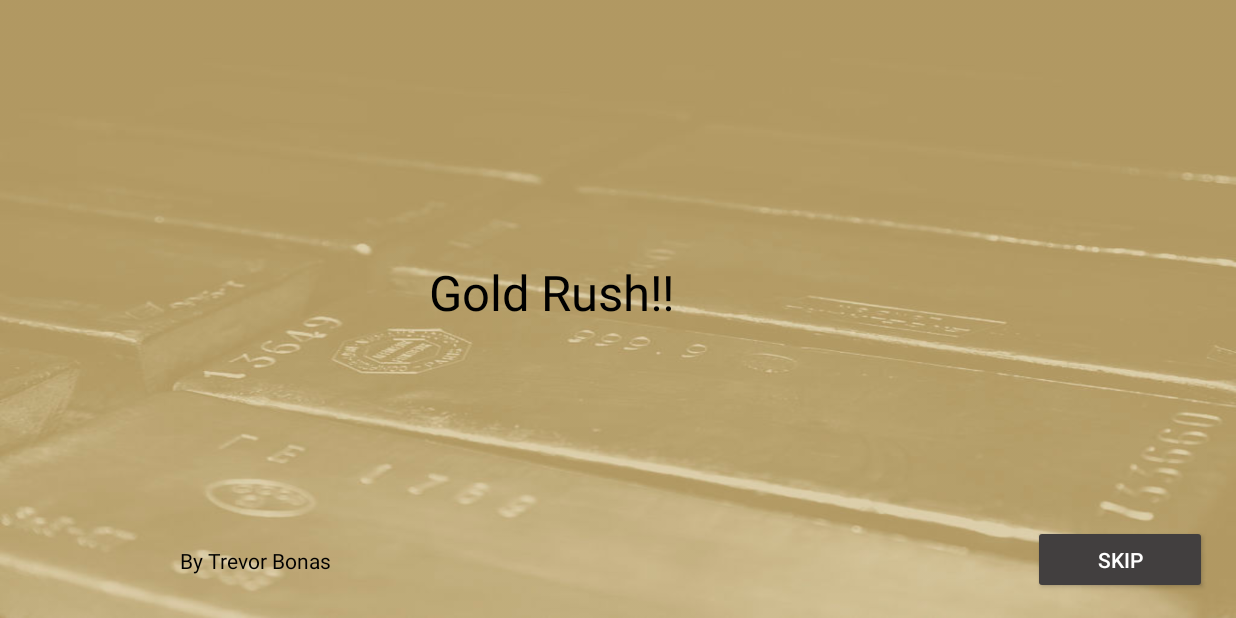
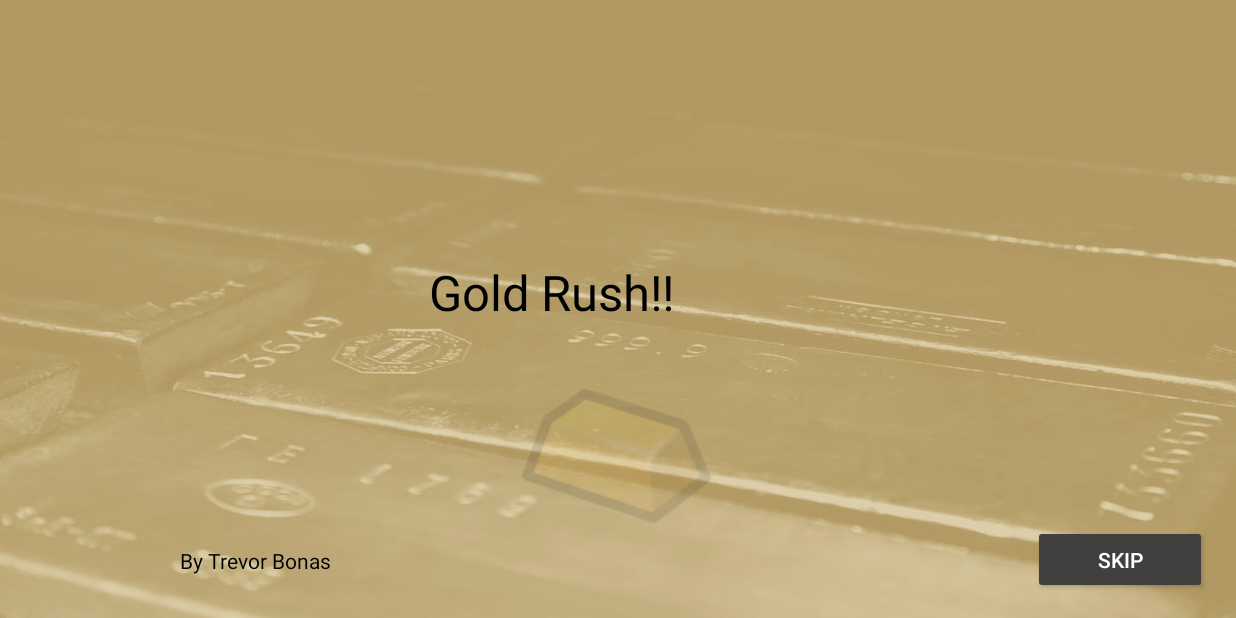
Before and after one commit to trevorbonas/Gold-Rush, an Android app: the IntroActivity screen opened directly, with no data from a screen before it, on a phone screen of 824 x 412 dp (held sideways). Run offline under Robolectric (Android 15) with nearby library versions, the phone set to English and light mode, and no system bars; Roboto replaces fonts that are not available here.

Commit message:
Add sound and improve help section

```diff
--- a/app/src/main/java/com/tbonas/mineseeker/IntroActivity.java
+++ b/app/src/main/java/com/tbonas/mineseeker/IntroActivity.java
@@ -7,6 +7,7 @@ import android.view.View;
 import android.view.animation.Animation;
 import android.view.animation.AnimationUtils;
 import android.widget.Button;
+import android.widget.ImageView;
 import android.widget.TextView;
 
 public class IntroActivity extends android.app.Activity {
@@ -46,8 +47,13 @@ public class IntroActivity extends android.app.Activity {
         });
 
         TextView title = findViewById(R.id.intro_title);
-        Animation title_animation = AnimationUtils.loadAnimation(this,
+        Animation titleAnimation = AnimationUtils.loadAnimation(this,
                 R.anim.intro_animation);
-        title.startAnimation(title_animation);
+        title.startAnimation(titleAnimation);
+
+        ImageView gold = findViewById(R.id.introGold);
+        Animation goldAnimation = AnimationUtils.loadAnimation(this,
+                R.anim.gold_animation);
+        gold.startAnimation(goldAnimation);
     }
 }
--- /dev/null
+++ b/app/src/main/res/anim/gold_animation.xml
@@ -0,0 +1,9 @@
+<?xml version="1.0" encoding="utf-8"?>
+<set xmlns:android="http://schemas.android.com/apk/res/android" android:interpolator
+    ="@android:anim/accelerate_decelerate_interpolator">
+    <alpha
+        android:duration="7000"
+        android:fromAlpha="0.1"
+        android:toAlpha="1.0">
+    </alpha>
+</set>
--- a/app/src/main/res/layout/activity_intro.xml
+++ b/app/src/main/res/layout/activity_intro.xml
@@ -45,4 +45,16 @@
         app:layout_constraintEnd_toStartOf="@+id/skip_button"
         app:layout_constraintTop_toBottomOf="@+id/intro_title" />
 
+    <ImageView
+        android:id="@+id/introGold"
+        android:layout_width="wrap_content"
+        android:layout_height="wrap_content"
+        android:src="@drawable/gold_rush_icon"
+        app:layout_constraintBottom_toBottomOf="parent"
+        app:layout_constraintEnd_toEndOf="parent"
+        app:layout_constraintHorizontal_bias="0.499"
+        app:layout_constraintStart_toStartOf="parent"
+        app:layout_constraintTop_toBottomOf="@+id/intro_title"
+        app:layout_constraintVertical_bias="0.234" />
+
 </androidx.constraintlayout.widget.ConstraintLayout>
--- a/app/src/main/res/layout/content_help.xml
+++ b/app/src/main/res/layout/content_help.xml
@@ -11,7 +11,7 @@
         android:id="@+id/textView3"
         android:layout_width="564dp"
         android:layout_height="286dp"
-        android:text="Playing\n\nTo play Gold Rush press the &quot;Play Game&quot; button on the main menu. The aim of the game is to find all the gold with the fewest tries. Pressing on a square will either show a number, which is the number of gold ore that can be found in that square's row and/or column, or will reveal some gold ore. Pressing the square of an already found gold ore will reveal the number of other gold ores in that square's row and/or column.\n\nOptions\n\nTo change the game options press the &quot;Options&quot; button on the main menu. In options the number of rows and columns in the game and the number of gold ores present can be changed.\n\nCredit\n\nMade by Trevor Bonas, October, 2020."
+        android:text="@string/helpText"
         android:textColor="#FFFFFF"
         app:layout_constraintBottom_toBottomOf="parent"
         app:layout_constraintEnd_toEndOf="parent"
--- a/app/src/main/res/values/strings.xml
+++ b/app/src/main/res/values/strings.xml
@@ -14,4 +14,5 @@
     <string name="title_activity_options">Options</string>
     <string name="title_activity_game">GameActivity</string>
     <string name="intro_credit">By Trevor Bonas</string>
+    <string name="helpText">Playing\n\nThe aim of the game is to find all the gold with the fewest scans. Pressing a rock will either show a number, which is the number of gold bars that can be found in that rock\'s row and/or column, or will reveal a gold bar. Pressing an already found gold bar will do a scan.\n\nOptions\n\nIn the options menu the number of rows and columns in the game and the number of gold bars present can be changed.\n\nCredit\n\nMade by Trevor Bonas, October, 2020.\nResources gathered from Wikimedia Commons, freesound.org, and hasgraphics.com\nCourse website: https://opencoursehub.cs.sfu.ca/bfraser/grav-cms/cmpt276/home</string>
 </resources>
```
Also changed, not shown: app/src/main/java/com/tbonas/mineseeker/GameActivity.java (+12 -2 lines), app/src/main/java/com/tbonas/mineseeker/OptionsActivity.java (+5 -3 lines), 2 other files.
